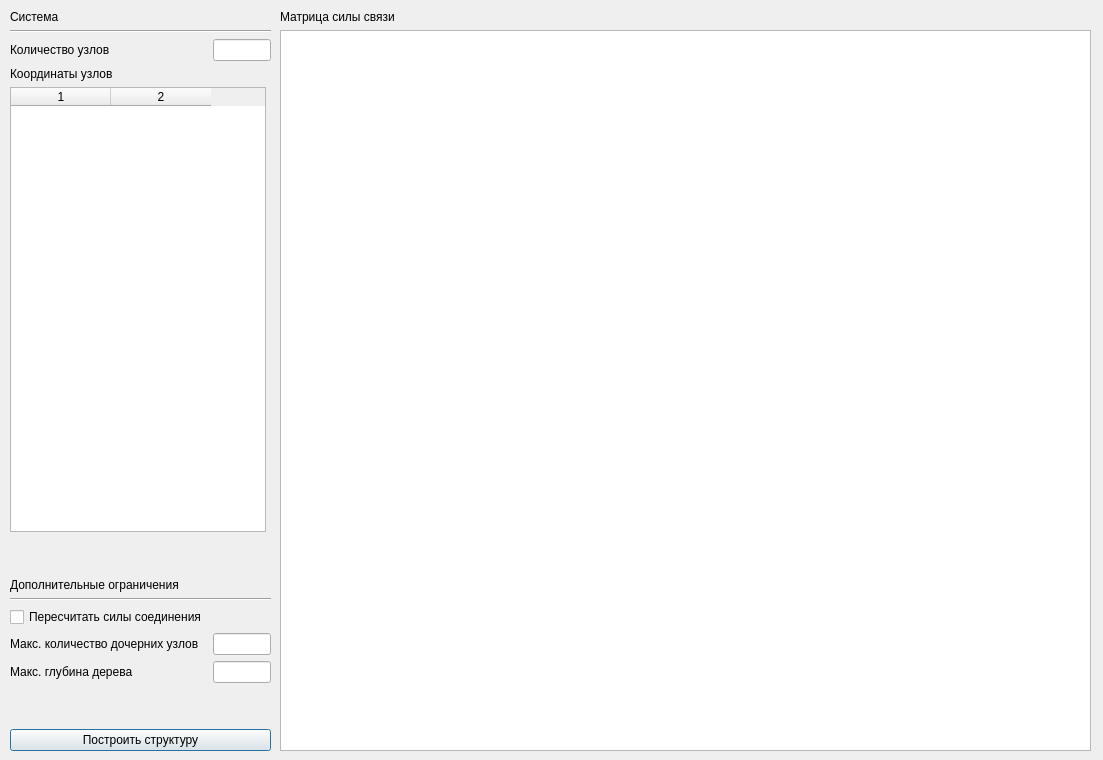
rmksrv/Multilevel_Hierarchy, file forms/multiagent_structure_main_win.ui: the form before one commit.
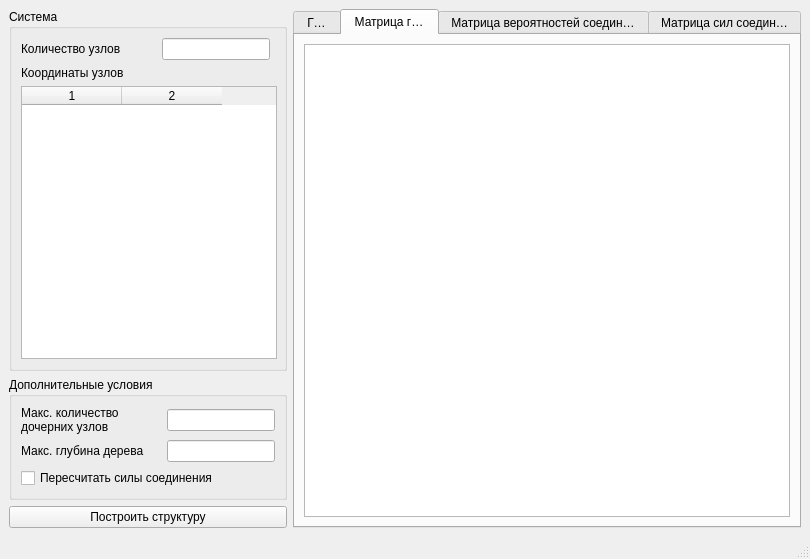
The form after the commit. The open tabs and pages were chosen to show the change.

Commit message: interface: resizable widgets

```diff
--- a/forms/multiagent_structure_main_win.ui
+++ b/forms/multiagent_structure_main_win.ui
@@ -1,179 +1,286 @@
 <?xml version="1.0" encoding="UTF-8"?>
 <ui version="4.0">
  <class>MainWindow</class>
- <widget class="QDialog" name="MainWindow">
+ <widget class="QMainWindow" name="MainWindow">
   <property name="geometry">
    <rect>
     <x>0</x>
     <y>0</y>
-    <width>1103</width>
-    <height>760</height>
+    <width>810</width>
+    <height>559</height>
    </rect>
   </property>
   <property name="windowTitle">
    <string>Dialog</string>
   </property>
-  <widget class="QWidget" name="gridLayoutWidget">
-   <property name="geometry">
-    <rect>
-     <x>10</x>
-     <y>10</y>
-     <width>261</width>
-     <height>741</height>
-    </rect>
-   </property>
-   <layout class="QGridLayout" name="gridLayout">
-    <item row="10" column="1">
-     <widget class="QLineEdit" name="lineEdit__maxSlaves"/>
-    </item>
-    <item row="10" column="0">
-     <widget class="QLabel" name="label__maxSlaves">
-      <property name="text">
-       <string>Макс. количество дочерних узлов</string>
-      </property>
-     </widget>
-    </item>
-    <item row="8" column="0" colspan="2">
-     <widget class="Line" name="line_2">
-      <property name="orientation">
-       <enum>Qt::Horizontal</enum>
-      </property>
-     </widget>
-    </item>
-    <item row="12" column="0">
-     <spacer name="verticalSpacer_2">
-      <property name="orientation">
-       <enum>Qt::Vertical</enum>
-      </property>
-      <property name="sizeHint" stdset="0">
-       <size>
-        <width>20</width>
-        <height>40</height>
-       </size>
-      </property>
-     </spacer>
-    </item>
-    <item row="6" column="0">
-     <spacer name="verticalSpacer">
-      <property name="orientation">
-       <enum>Qt::Vertical</enum>
-      </property>
-      <property name="sizeHint" stdset="0">
-       <size>
-        <width>20</width>
-        <height>40</height>
-       </size>
-      </property>
-     </spacer>
-    </item>
-    <item row="9" column="0">
-     <widget class="QCheckBox" name="checkBox__recalculate_probs">
-      <property name="text">
-       <string>Пересчитать силы соединения</string>
-      </property>
-     </widget>
-    </item>
-    <item row="11" column="1">
-     <widget class="QLineEdit" name="lineEdit__treeDepth"/>
-    </item>
-    <item row="4" column="0">
-     <widget class="QLabel" name="label__nodesCoords">
-      <property name="text">
-       <string>Координаты узлов</string>
-      </property>
-     </widget>
-    </item>
-    <item row="3" column="1">
-     <widget class="QLineEdit" name="lineEdit__nodeAmount"/>
-    </item>
-    <item row="3" column="0">
-     <widget class="QLabel" name="label__System_nodeAmount">
-      <property name="text">
-       <string>Количество узлов</string>
-      </property>
-     </widget>
-    </item>
-    <item row="5" column="0" colspan="2">
-     <widget class="QTableWidget" name="tableWidget__nodesCoords">
-      <property name="sizePolicy">
-       <sizepolicy hsizetype="Fixed" vsizetype="Expanding">
-        <horstretch>0</horstretch>
-        <verstretch>1</verstretch>
-       </sizepolicy>
-      </property>
-      <property name="columnCount">
-       <number>2</number>
-      </property>
-      <column/>
-      <column/>
-     </widget>
-    </item>
-    <item row="11" column="0">
-     <widget class="QLabel" name="label__treeDepth">
-      <property name="text">
-       <string>Макс. глубина дерева</string>
-      </property>
-     </widget>
-    </item>
-    <item row="7" column="0">
-     <widget class="QLabel" name="label__head_addLimits">
-      <property name="text">
-       <string>Дополнительные ограничения</string>
-      </property>
-     </widget>
-    </item>
-    <item row="13" column="0" colspan="2">
-     <widget class="QPushButton" name="pushButton__buildStructure">
-      <property name="text">
-       <string>Построить структуру</string>
-      </property>
-     </widget>
-    </item>
+  <widget class="QWidget" name="centralwidget">
+   <layout class="QGridLayout" name="gridLayout_3">
     <item row="0" column="0">
-     <widget class="QLabel" name="label__head_System">
-      <property name="text">
+     <widget class="QGroupBox" name="groupBox">
+      <property name="sizePolicy">
+       <sizepolicy hsizetype="Fixed" vsizetype="Expanding">
+        <horstretch>0</horstretch>
+        <verstretch>0</verstretch>
+       </sizepolicy>
+      </property>
+      <property name="minimumSize">
+       <size>
+        <width>278</width>
+        <height>274</height>
+       </size>
+      </property>
+      <property name="title">
        <string>Система</string>
       </property>
+      <layout class="QGridLayout" name="gridLayout">
+       <property name="horizontalSpacing">
+        <number>27</number>
+       </property>
+       <item row="0" column="0">
+        <widget class="QLabel" name="label__System_nodeAmount">
+         <property name="text">
+          <string>Количество узлов</string>
+         </property>
+        </widget>
+       </item>
+       <item row="0" column="1">
+        <widget class="QLineEdit" name="lineEdit__nodeAmount">
+         <property name="sizePolicy">
+          <sizepolicy hsizetype="Fixed" vsizetype="Fixed">
+           <horstretch>0</horstretch>
+           <verstretch>0</verstretch>
+          </sizepolicy>
+         </property>
+         <property name="alignment">
+          <set>Qt::AlignRight|Qt::AlignTrailing|Qt::AlignVCenter</set>
+         </property>
+        </widget>
+       </item>
+       <item row="1" column="0">
+        <widget class="QLabel" name="label__nodesCoords">
+         <property name="sizePolicy">
+          <sizepolicy hsizetype="Fixed" vsizetype="Preferred">
+           <horstretch>0</horstretch>
+           <verstretch>0</verstretch>
+          </sizepolicy>
+         </property>
+         <property name="text">
+          <string>Координаты узлов</string>
+         </property>
+        </widget>
+       </item>
+       <item row="2" column="0" colspan="2">
+        <widget class="QTableWidget" name="tableWidget__nodesCoords">
+         <property name="sizePolicy">
+          <sizepolicy hsizetype="Fixed" vsizetype="Minimum">
+           <horstretch>0</horstretch>
+           <verstretch>1</verstretch>
+          </sizepolicy>
+         </property>
+         <property name="minimumSize">
+          <size>
+           <width>256</width>
+           <height>192</height>
+          </size>
+         </property>
+         <property name="columnCount">
+          <number>2</number>
+         </property>
+         <column/>
+         <column/>
+        </widget>
+       </item>
+      </layout>
      </widget>
     </item>
-    <item row="2" column="0" colspan="2">
-     <widget class="Line" name="line">
-      <property name="orientation">
-       <enum>Qt::Horizontal</enum>
+    <item row="0" column="1" rowspan="3">
+     <widget class="QTabWidget" name="tab_container">
+      <property name="enabled">
+       <bool>true</bool>
       </property>
-     </widget>
-    </item>
-   </layout>
-  </widget>
-  <widget class="QWidget" name="gridLayoutWidget_2">
-   <property name="geometry">
-    <rect>
-     <x>280</x>
-     <y>10</y>
-     <width>811</width>
-     <height>741</height>
-    </rect>
-   </property>
-   <layout class="QGridLayout" name="gridLayout_2">
-    <item row="2" column="0">
-     <widget class="QTableWidget" name="tableWidget__connectionsPower">
       <property name="sizePolicy">
        <sizepolicy hsizetype="Expanding" vsizetype="Expanding">
-        <horstretch>1</horstretch>
-        <verstretch>1</verstretch>
+        <horstretch>0</horstretch>
+        <verstretch>0</verstretch>
        </sizepolicy>
       </property>
+      <property name="minimumSize">
+       <size>
+        <width>508</width>
+        <height>500</height>
+       </size>
+      </property>
+      <property name="layoutDirection">
+       <enum>Qt::LeftToRight</enum>
+      </property>
+      <property name="tabShape">
+       <enum>QTabWidget::Rounded</enum>
+      </property>
+      <property name="currentIndex">
+       <number>0</number>
+      </property>
+      <property name="elideMode">
+       <enum>Qt::ElideRight</enum>
+      </property>
+      <property name="documentMode">
+       <bool>false</bool>
+      </property>
+      <widget class="QWidget" name="tab__drawGraph">
+       <attribute name="title">
+        <string>Граф</string>
+       </attribute>
+       <layout class="QHBoxLayout" name="horizontalLayout_6">
+        <item>
+         <widget class="QLabel" name="label">
+          <property name="text">
+           <string>TextLabel</string>
+          </property>
+         </widget>
+        </item>
+       </layout>
+      </widget>
+      <widget class="QWidget" name="tab__adjMx">
+       <attribute name="title">
+        <string>Матрица графа</string>
+       </attribute>
+       <layout class="QHBoxLayout" name="horizontalLayout_3">
+        <item>
+         <widget class="QTableWidget" name="tableWidget__adjacencyMatrix">
+          <property name="sizePolicy">
+           <sizepolicy hsizetype="Expanding" vsizetype="Expanding">
+            <horstretch>1</horstretch>
+            <verstretch>1</verstretch>
+           </sizepolicy>
+          </property>
+         </widget>
+        </item>
+       </layout>
+      </widget>
+      <widget class="QWidget" name="tab__cProbMx">
+       <attribute name="title">
+        <string>Матрица вероятностей соединения</string>
+       </attribute>
+       <layout class="QHBoxLayout" name="horizontalLayout_4">
+        <item>
+         <widget class="QTableWidget" name="tableWidget__connectionsProb"/>
+        </item>
+       </layout>
+      </widget>
+      <widget class="QWidget" name="tab__cPowerMx">
+       <attribute name="title">
+        <string>Матрица сил соединения</string>
+       </attribute>
+       <layout class="QHBoxLayout" name="horizontalLayout_2">
+        <item>
+         <widget class="QTableWidget" name="tableWidget__connectionsPower"/>
+        </item>
+       </layout>
+      </widget>
      </widget>
     </item>
     <item row="1" column="0">
-     <widget class="QLabel" name="label__connectionsPower">
+     <widget class="QGroupBox" name="groupBox_2">
+      <property name="sizePolicy">
+       <sizepolicy hsizetype="Fixed" vsizetype="Fixed">
+        <horstretch>0</horstretch>
+        <verstretch>0</verstretch>
+       </sizepolicy>
+      </property>
+      <property name="minimumSize">
+       <size>
+        <width>278</width>
+        <height>121</height>
+       </size>
+      </property>
+      <property name="title">
+       <string>Дополнительные условия</string>
+      </property>
+      <layout class="QGridLayout" name="gridLayout_2">
+       <item row="0" column="0">
+        <widget class="QLabel" name="label__maxSlaves">
+         <property name="text">
+          <string>Макс. количество дочерних узлов</string>
+         </property>
+         <property name="textFormat">
+          <enum>Qt::AutoText</enum>
+         </property>
+         <property name="wordWrap">
+          <bool>true</bool>
+         </property>
+        </widget>
+       </item>
+       <item row="0" column="1">
+        <widget class="QLineEdit" name="lineEdit__maxSlaves">
+         <property name="sizePolicy">
+          <sizepolicy hsizetype="Fixed" vsizetype="Fixed">
+           <horstretch>0</horstretch>
+           <verstretch>0</verstretch>
+          </sizepolicy>
+         </property>
+         <property name="alignment">
+          <set>Qt::AlignRight|Qt::AlignTrailing|Qt::AlignVCenter</set>
+         </property>
+        </widget>
+       </item>
+       <item row="1" column="0">
+        <widget class="QLabel" name="label__treeDepth">
+         <property name="text">
+          <string>Макс. глубина дерева</string>
+         </property>
+         <property name="wordWrap">
+          <bool>true</bool>
+         </property>
+        </widget>
+       </item>
+       <item row="1" column="1">
+        <widget class="QLineEdit" name="lineEdit__treeDepth">
+         <property name="sizePolicy">
+          <sizepolicy hsizetype="Fixed" vsizetype="Fixed">
+           <horstretch>0</horstretch>
+           <verstretch>0</verstretch>
+          </sizepolicy>
+         </property>
+         <property name="alignment">
+          <set>Qt::AlignRight|Qt::AlignTrailing|Qt::AlignVCenter</set>
+         </property>
+        </widget>
+       </item>
+       <item row="2" column="0" colspan="2">
+        <widget class="QCheckBox" name="checkBox__recalculate_probs">
+         <property name="text">
+          <string>Пересчитать силы соединения</string>
+         </property>
+        </widget>
+       </item>
+      </layout>
+     </widget>
+    </item>
+    <item row="2" column="0">
+     <widget class="QPushButton" name="pushButton__buildStructure">
+      <property name="sizePolicy">
+       <sizepolicy hsizetype="Minimum" vsizetype="Fixed">
+        <horstretch>0</horstretch>
+        <verstretch>0</verstretch>
+       </sizepolicy>
+      </property>
       <property name="text">
-       <string>Матрица силы связи</string>
+       <string>Построить структуру</string>
       </property>
      </widget>
     </item>
    </layout>
   </widget>
+  <widget class="QMenuBar" name="menubar">
+   <property name="geometry">
+    <rect>
+     <x>0</x>
+     <y>0</y>
+     <width>810</width>
+     <height>21</height>
+    </rect>
+   </property>
+  </widget>
+  <widget class="QStatusBar" name="statusbar"/>
  </widget>
  <resources/>
  <connections/>
```
Left out of the diff: 2 changed lines with no effect on the pictures. The commit also changes 4 other files.
